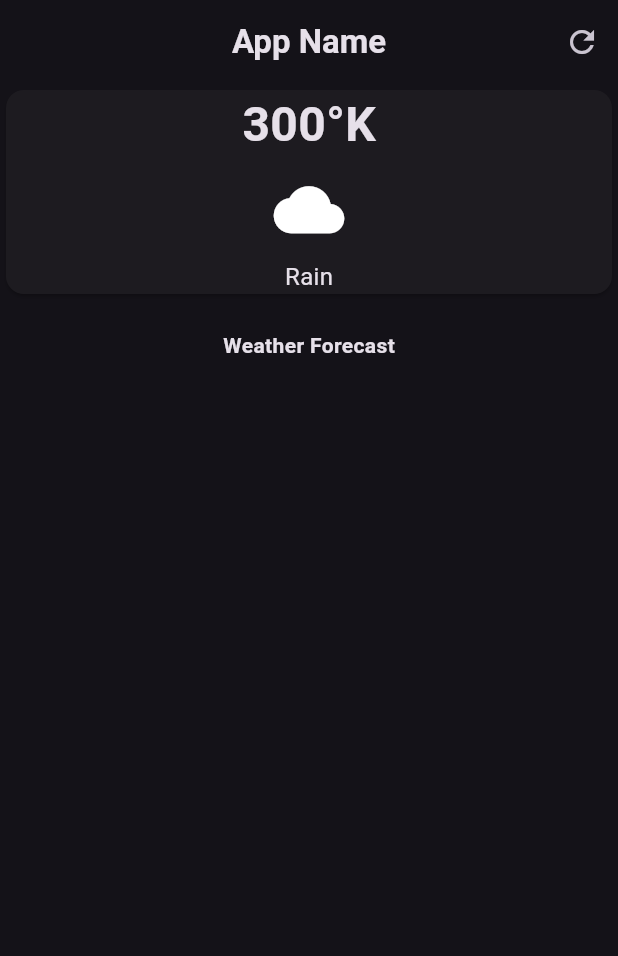
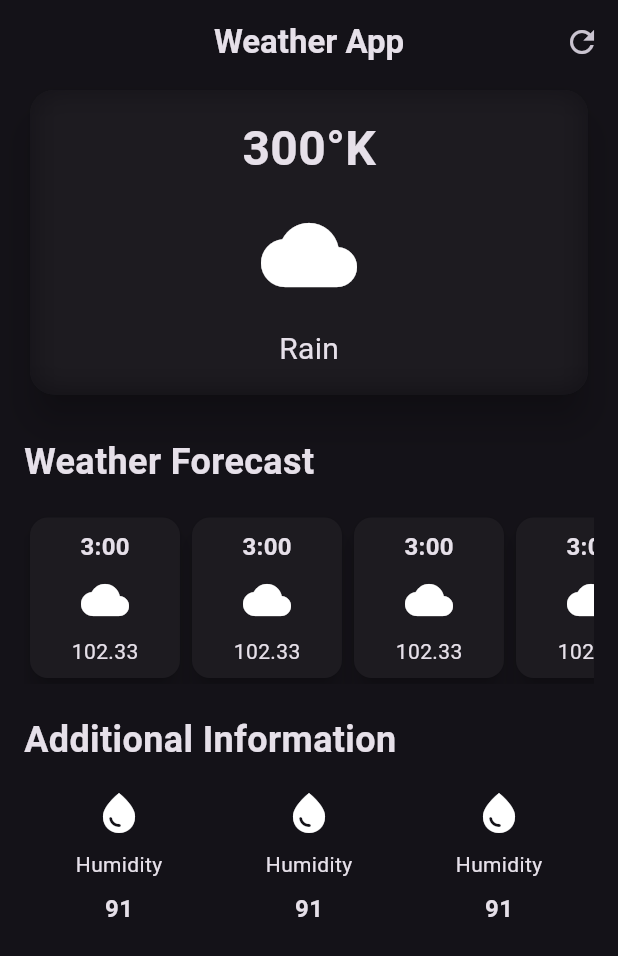
Before and after one commit to Am4t3rasu/weather-app, a Flutter app: the screen it shows after launch, on a phone screen of 412 x 824 dp. Shown: the top 956 px of the screen. Run offline on Flutter 3.47's test engine with Material 3 defaults, Android fonts, the phone set to English and light mode, and no system bars.

Commit message:
completed the ui part

```diff
--- /dev/null
+++ b/lib/additional_info_item.dart
@@ -0,0 +1,32 @@
+import 'package:flutter/material.dart';
+
+class AdditionalInfoItem extends StatelessWidget {
+  const AdditionalInfoItem({
+    super.key,
+  });
+
+  @override
+  Widget build(BuildContext context) {
+    return Column(
+      children: [
+        Icon(Icons.water_drop,size: 32,),
+
+
+        SizedBox(height: 8,),
+
+
+
+        Text("Humidity",),
+
+
+        SizedBox(height: 8,),
+
+
+        Text("91",style: TextStyle(
+          fontWeight: FontWeight.bold,
+          fontSize: 16
+        ))
+      ],
+    );
+  }
+}
--- /dev/null
+++ b/lib/hourly_forecast_item.dart
@@ -0,0 +1,34 @@
+import 'package:flutter/material.dart';
+
+class HourlyForecastItem extends StatelessWidget {
+  const HourlyForecastItem({super.key});
+
+  @override
+  Widget build(BuildContext context) {
+    return  Card(
+      elevation: 6,
+       child: Container(
+        width: 100,
+        decoration: BoxDecoration(
+          borderRadius: BorderRadius.circular(12),
+        ),
+        padding: EdgeInsets.all(8),
+        child: Column(
+          children: [
+            Text(
+              "3:00",style: TextStyle(
+                fontSize: 16,
+                fontWeight: FontWeight.bold
+              ),
+            ),
+            SizedBox(height: 8,),
+            Icon(Icons.cloud,
+            size: 32,),
+            SizedBox(height: 8,),
+            Text('102.33')
+          ],
+        ),
+       ),
+    ) ;
+  }
+}
--- a/lib/weather_screen.dart
+++ b/lib/weather_screen.dart
@@ -1,7 +1,11 @@
 // if we want to just want to set height and width of any widget we can use sizedbox.
 // if we want use other features like setting background color or padding,margin , border radius etc along with width and height we can use container.
 
+import 'dart:ui';
+
 import 'package:flutter/material.dart';
+import 'package:weather_app/additional_info_item.dart';
+import 'package:weather_app/hourly_forecast_item.dart';
 
 class WeatherScreen extends StatelessWidget {
   const WeatherScreen({super.key});
@@ -11,22 +15,34 @@ class WeatherScreen extends StatelessWidget {
     return  Scaffold(
       appBar: AppBar(
         centerTitle: true,
-        title: Text("App Name",style: TextStyle(
+        title: Text("Weather App",style: TextStyle(
           fontWeight: FontWeight.bold
           ),
         ),
         actions: [IconButton(onPressed: (){}, icon: Icon(Icons.refresh))],
       ),
 
-      body:Align(
-        alignment: Alignment.centerLeft,
+      body:Padding(
+        padding: const EdgeInsets.symmetric(horizontal: 16),
         child: Column(
+          crossAxisAlignment: CrossAxisAlignment.start,
           children: [
             SizedBox(
               width: double.infinity,
               child: Card(
+                elevation: 10,
+                shape: RoundedRectangleBorder(
+                  borderRadius: BorderRadius.all(Radius.circular(16)),
+                ),
 
+                child: ClipRRect(
+                  borderRadius: BorderRadius.circular(16),
+                  child: BackdropFilter(
+                    filter: ImageFilter.blur(sigmaX: 10,sigmaY: 10),
+                    child: Padding(
+                      padding: const EdgeInsets.all(16.0),
                       child: Column(
+
                         children: [
                           Text("300°K",
                           style: TextStyle(
@@ -34,13 +50,13 @@ class WeatherScreen extends StatelessWidget {
                             fontSize: 32,
                             ),
                           ),
-                  SizedBox(height: 10,),
+                        SizedBox(height: 16,),
                         Icon(Icons.cloud,
-                  size: 47,),
-                  SizedBox(height: 10,),
+                        size: 64,),
+                        SizedBox(height: 16,),
                         Text("Rain",
                         style: TextStyle(
-                    fontSize: 16
+                          fontSize: 20
                         ),)
 
                         ],
@@ -48,11 +64,47 @@ class WeatherScreen extends StatelessWidget {
                       ),
                     ),
                   ),
-            SizedBox(height: 20,),
+                ),
+              ),
+            ),
+            SizedBox(height: 24,),
             Text("Weather Forecast",
             style: TextStyle(
+              fontSize: 24,
               fontWeight: FontWeight.bold
             )),
+            SizedBox(height: 16,),
+            SingleChildScrollView(
+              scrollDirection: Axis.horizontal,
+              child: Row(
+                children: [
+                  HourlyForecastItem(),
+                  HourlyForecastItem(),
+                  HourlyForecastItem(),
+                  HourlyForecastItem(),
+                  HourlyForecastItem()
+                ],
+              ),
+            ),
+            SizedBox(height: 20,),
+            Text("Additional Information",
+            style: TextStyle(
+              fontSize: 24,
+              fontWeight: FontWeight.bold
+            )),
+            SizedBox(height: 16,),
+
+            Row(
+              mainAxisAlignment: MainAxisAlignment.spaceAround,
+              children: [
+                AdditionalInfoItem(),
+                AdditionalInfoItem(),
+                AdditionalInfoItem()
+
+              ],
+            )
+
+
 
 
           ],
```
Also changed, not shown: 1 other file. Lines whose indentation alone changed are shown as unchanged.
